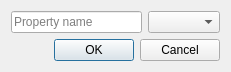
Above: src/tiled/addpropertydialog.ui from mapeditor/tiled before the change. Below: the same form after it.
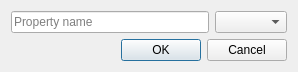
That is the form after the change.

Commit message: Made the Add Property dialog a little wider

What changed in the file:
```diff
--- a/src/tiled/addpropertydialog.ui
+++ b/src/tiled/addpropertydialog.ui
@@ -6,8 +6,8 @@
    <rect>
     <x>0</x>
     <y>0</y>
-    <width>231</width>
-    <height>75</height>
+    <width>298</width>
+    <height>87</height>
    </rect>
   </property>
   <property name="windowTitle">
```
